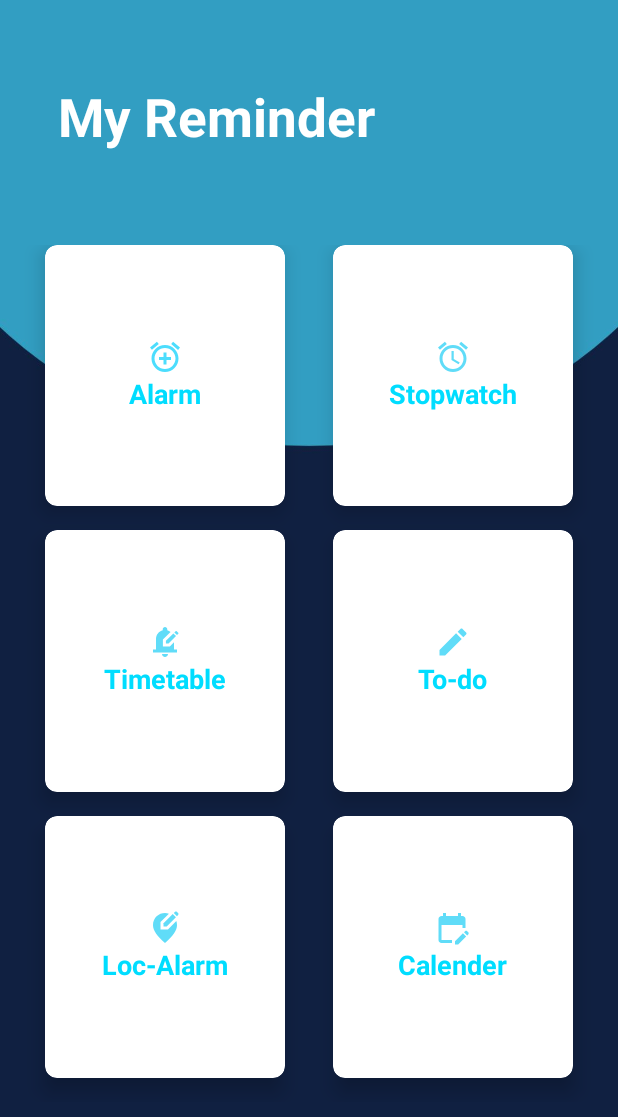
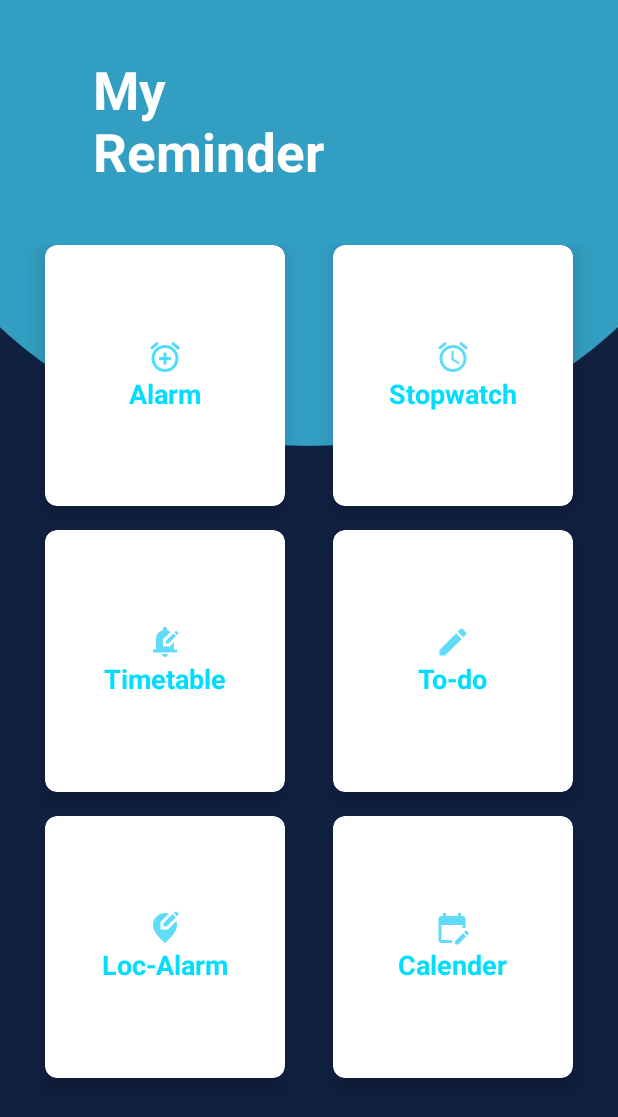
Before and after one commit to FarhanaAkterSuci/Hair, an Android app: the homelogin screen opened directly, with no data from a screen before it, on a phone screen of 412 x 824 dp. Shown: the top 1117 px of the screen. Run offline under Robolectric (Android 15) with nearby library versions, the phone set to English and light mode, and no system bars.

Commit message:
new string added

```diff
--- a/app/src/main/res/layout/activity_homelogin.xml
+++ b/app/src/main/res/layout/activity_homelogin.xml
@@ -27,9 +27,9 @@
                 android:layout_alignParentTop="true"
                 android:layout_alignParentRight="true"
 
-                android:layout_marginTop="54dp"
-                android:layout_marginRight="162dp"
-                android:text="@string/app_name"
+                android:layout_marginTop="36dp"
+                android:layout_marginRight="196dp"
+                android:text="@string/app_name_newline"
                 android:textColor="@android:color/white"
                 android:textSize="35sp"
                 android:textStyle="bold" />
--- a/app/src/main/res/values/strings.xml
+++ b/app/src/main/res/values/strings.xml
@@ -1,5 +1,7 @@
 <resources>
     <string name="app_name">My Reminder</string>
+    <string name="app_name_newline">My\nReminder</string>
+
     <string name="open_nav">Open Navigation Drawer</string>
     <string name="close_nav">Close Navigation Drawer</string>
     <!-- TODO: Remove or change this placeholder text -->
```
